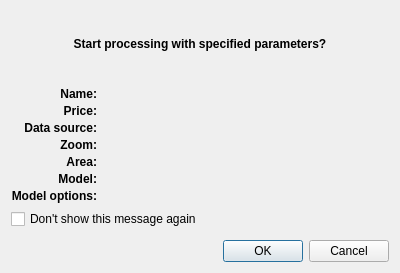
Qt form mapflow/dialogs/static/ui/processing_start_confirmation.ui (Geoalert/mapflow-qgis) before a commit.
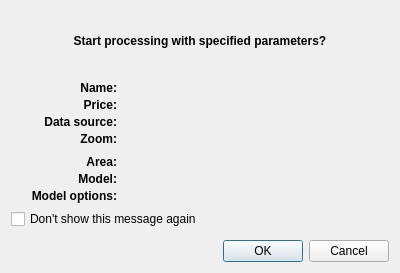
The same form after that commit.

Commit message: 3.2.0: Translations and projects column name fix

Diff of the .ui file:
```diff
--- a/mapflow/dialogs/static/ui/processing_start_confirmation.ui
+++ b/mapflow/dialogs/static/ui/processing_start_confirmation.ui
@@ -18,6 +18,7 @@
     <widget class="QLabel" name="label">
      <property name="font">
       <font>
+       <weight>75</weight>
        <bold>true</bold>
       </font>
      </property>
@@ -53,10 +54,11 @@
      <property name="verticalSpacing">
       <number>3</number>
      </property>
-     <item row="4" column="0">
+     <item row="4" column="1">
       <widget class="QLabel" name="label_4">
        <property name="font">
         <font>
+         <weight>75</weight>
          <bold>true</bold>
         </font>
        </property>
@@ -68,40 +70,11 @@
        </property>
       </widget>
      </item>
-     <item row="6" column="0">
-      <widget class="QLabel" name="label_6">
-       <property name="font">
-        <font>
-         <bold>true</bold>
-        </font>
-       </property>
-       <property name="text">
-        <string>Model options:</string>
-       </property>
-       <property name="alignment">
-        <set>Qt::AlignRight|Qt::AlignTop|Qt::AlignTrailing</set>
-       </property>
-      </widget>
-     </item>
-     <item row="3" column="0">
-      <widget class="QLabel" name="label_3">
-       <property name="font">
-        <font>
-         <bold>true</bold>
-        </font>
-       </property>
-       <property name="text">
-        <string>Zoom:</string>
-       </property>
-       <property name="alignment">
-        <set>Qt::AlignRight|Qt::AlignTop|Qt::AlignTrailing</set>
-       </property>
-      </widget>
-     </item>
-     <item row="0" column="0">
+     <item row="0" column="1">
       <widget class="QLabel" name="label_1">
        <property name="font">
         <font>
+         <weight>75</weight>
          <bold>true</bold>
         </font>
        </property>
@@ -113,10 +86,42 @@
        </property>
       </widget>
      </item>
-     <item row="2" column="0">
+     <item row="4" column="2">
+      <widget class="QLabel" name="areaLabel">
+       <property name="sizePolicy">
+        <sizepolicy hsizetype="Expanding" vsizetype="Preferred">
+         <horstretch>1</horstretch>
+         <verstretch>0</verstretch>
+        </sizepolicy>
+       </property>
+       <property name="minimumSize">
+        <size>
+         <width>80</width>
+         <height>0</height>
+        </size>
+       </property>
+       <property name="maximumSize">
+        <size>
+         <width>300</width>
+         <height>16777215</height>
+        </size>
+       </property>
+       <property name="font">
+        <font>
+         <weight>50</weight>
+         <bold>false</bold>
+        </font>
+       </property>
+       <property name="text">
+        <string/>
+       </property>
+      </widget>
+     </item>
+     <item row="2" column="1">
       <widget class="QLabel" name="label_2">
        <property name="font">
         <font>
+         <weight>75</weight>
          <bold>true</bold>
         </font>
        </property>
@@ -128,7 +133,7 @@
        </property>
       </widget>
      </item>
-     <item row="2" column="1">
+     <item row="2" column="2">
       <widget class="QLabel" name="dataSourceLabel">
        <property name="sizePolicy">
         <sizepolicy hsizetype="Expanding" vsizetype="Preferred">
@@ -150,6 +155,7 @@
        </property>
        <property name="font">
         <font>
+         <weight>50</weight>
          <bold>false</bold>
         </font>
        </property>
@@ -158,82 +164,7 @@
        </property>
       </widget>
      </item>
-     <item row="5" column="0">
-      <widget class="QLabel" name="label_5">
-       <property name="font">
-        <font>
-         <bold>true</bold>
-        </font>
-       </property>
-       <property name="text">
-        <string>Model:</string>
-       </property>
-       <property name="alignment">
-        <set>Qt::AlignRight|Qt::AlignTop|Qt::AlignTrailing</set>
-       </property>
-      </widget>
-     </item>
-     <item row="5" column="1">
-      <widget class="QLabel" name="modelLabel">
-       <property name="sizePolicy">
-        <sizepolicy hsizetype="Expanding" vsizetype="Preferred">
-         <horstretch>1</horstretch>
-         <verstretch>0</verstretch>
-        </sizepolicy>
-       </property>
-       <property name="minimumSize">
-        <size>
-         <width>80</width>
-         <height>0</height>
-        </size>
-       </property>
-       <property name="maximumSize">
-        <size>
-         <width>300</width>
-         <height>16777215</height>
-        </size>
-       </property>
-       <property name="font">
-        <font>
-         <bold>false</bold>
-        </font>
-       </property>
-       <property name="text">
-        <string/>
-       </property>
-      </widget>
-     </item>
-     <item row="0" column="1">
-      <widget class="QLabel" name="nameLabel">
-       <property name="sizePolicy">
-        <sizepolicy hsizetype="Expanding" vsizetype="Fixed">
-         <horstretch>1</horstretch>
-         <verstretch>0</verstretch>
-        </sizepolicy>
-       </property>
-       <property name="minimumSize">
-        <size>
-         <width>80</width>
-         <height>0</height>
-        </size>
-       </property>
-       <property name="maximumSize">
-        <size>
-         <width>300</width>
-         <height>16777215</height>
-        </size>
-       </property>
-       <property name="font">
-        <font>
-         <bold>false</bold>
-        </font>
-       </property>
-       <property name="text">
-        <string/>
-       </property>
-      </widget>
-     </item>
-     <item row="6" column="1">
+     <item row="6" column="2">
       <widget class="QLabel" name="modelOptionsLabel">
        <property name="sizePolicy">
         <sizepolicy hsizetype="Expanding" vsizetype="Preferred">
@@ -243,7 +174,7 @@
        </property>
        <property name="minimumSize">
         <size>
-         <width>80</width>
+         <width>0</width>
          <height>0</height>
         </size>
        </property>
@@ -255,6 +186,7 @@
        </property>
        <property name="font">
         <font>
+         <weight>50</weight>
          <bold>false</bold>
         </font>
        </property>
@@ -264,69 +196,42 @@
       </widget>
      </item>
      <item row="3" column="1">
-      <widget class="QLabel" name="zoomLabel">
-       <property name="sizePolicy">
-        <sizepolicy hsizetype="Expanding" vsizetype="Preferred">
-         <horstretch>1</horstretch>
-         <verstretch>0</verstretch>
-        </sizepolicy>
-       </property>
-       <property name="minimumSize">
-        <size>
-         <width>80</width>
-         <height>0</height>
-        </size>
-       </property>
-       <property name="maximumSize">
-        <size>
-         <width>300</width>
-         <height>16777215</height>
-        </size>
-       </property>
+      <widget class="QLabel" name="label_3">
        <property name="font">
         <font>
-         <bold>false</bold>
+         <weight>75</weight>
+         <bold>true</bold>
         </font>
        </property>
        <property name="text">
-        <string/>
+        <string>Zoom:</string>
        </property>
+       <property name="alignment">
+        <set>Qt::AlignRight|Qt::AlignTop|Qt::AlignTrailing</set>
+       </property>
       </widget>
      </item>
-     <item row="4" column="1">
-      <widget class="QLabel" name="areaLabel">
-       <property name="sizePolicy">
-        <sizepolicy hsizetype="Expanding" vsizetype="Preferred">
-         <horstretch>1</horstretch>
-         <verstretch>0</verstretch>
-        </sizepolicy>
-       </property>
-       <property name="minimumSize">
-        <size>
-         <width>80</width>
-         <height>0</height>
-        </size>
-       </property>
-       <property name="maximumSize">
-        <size>
-         <width>300</width>
-         <height>16777215</height>
-        </size>
-       </property>
+     <item row="6" column="1">
+      <widget class="QLabel" name="label_6">
        <property name="font">
         <font>
-         <bold>false</bold>
+         <weight>75</weight>
+         <bold>true</bold>
         </font>
        </property>
        <property name="text">
-        <string/>
+        <string>Model options:</string>
        </property>
+       <property name="alignment">
+        <set>Qt::AlignRight|Qt::AlignTop|Qt::AlignTrailing</set>
+       </property>
       </widget>
      </item>
-     <item row="1" column="0">
+     <item row="1" column="1">
       <widget class="QLabel" name="priceHeader">
        <property name="font">
         <font>
+         <weight>75</weight>
          <bold>true</bold>
         </font>
        </property>
@@ -338,7 +243,116 @@
        </property>
       </widget>
      </item>
-     <item row="1" column="1">
+     <item row="5" column="2">
+      <widget class="QLabel" name="modelLabel">
+       <property name="sizePolicy">
+        <sizepolicy hsizetype="Expanding" vsizetype="Preferred">
+         <horstretch>1</horstretch>
+         <verstretch>0</verstretch>
+        </sizepolicy>
+       </property>
+       <property name="minimumSize">
+        <size>
+         <width>80</width>
+         <height>0</height>
+        </size>
+       </property>
+       <property name="maximumSize">
+        <size>
+         <width>300</width>
+         <height>16777215</height>
+        </size>
+       </property>
+       <property name="font">
+        <font>
+         <weight>50</weight>
+         <bold>false</bold>
+        </font>
+       </property>
+       <property name="text">
+        <string/>
+       </property>
+      </widget>
+     </item>
+     <item row="3" column="2">
+      <widget class="QLabel" name="zoomLabel">
+       <property name="sizePolicy">
+        <sizepolicy hsizetype="Expanding" vsizetype="Preferred">
+         <horstretch>1</horstretch>
+         <verstretch>0</verstretch>
+        </sizepolicy>
+       </property>
+       <property name="minimumSize">
+        <size>
+         <width>80</width>
+         <height>0</height>
+        </size>
+       </property>
+       <property name="maximumSize">
+        <size>
+         <width>300</width>
+         <height>16777215</height>
+        </size>
+       </property>
+       <property name="font">
+        <font>
+         <weight>50</weight>
+         <bold>false</bold>
+        </font>
+       </property>
+       <property name="text">
+        <string/>
+       </property>
+      </widget>
+     </item>
+     <item row="5" column="1">
+      <widget class="QLabel" name="label_5">
+       <property name="font">
+        <font>
+         <weight>75</weight>
+         <bold>true</bold>
+        </font>
+       </property>
+       <property name="text">
+        <string>Model:</string>
+       </property>
+       <property name="alignment">
+        <set>Qt::AlignRight|Qt::AlignTop|Qt::AlignTrailing</set>
+       </property>
+      </widget>
+     </item>
+     <item row="0" column="2">
+      <widget class="QLabel" name="nameLabel">
+       <property name="sizePolicy">
+        <sizepolicy hsizetype="Expanding" vsizetype="Fixed">
+         <horstretch>1</horstretch>
+         <verstretch>0</verstretch>
+        </sizepolicy>
+       </property>
+       <property name="minimumSize">
+        <size>
+         <width>80</width>
+         <height>0</height>
+        </size>
+       </property>
+       <property name="maximumSize">
+        <size>
+         <width>300</width>
+         <height>16777215</height>
+        </size>
+       </property>
+       <property name="font">
+        <font>
+         <weight>50</weight>
+         <bold>false</bold>
+        </font>
+       </property>
+       <property name="text">
+        <string/>
+       </property>
+      </widget>
+     </item>
+     <item row="1" column="2">
       <widget class="QLabel" name="priceLabel">
        <property name="sizePolicy">
         <sizepolicy hsizetype="Expanding" vsizetype="Preferred">
@@ -360,6 +374,7 @@
        </property>
        <property name="font">
         <font>
+         <weight>50</weight>
          <bold>false</bold>
         </font>
        </property>
@@ -368,6 +383,22 @@
        </property>
       </widget>
      </item>
+     <item row="3" column="0">
+      <spacer name="horizontalSpacer">
+       <property name="orientation">
+        <enum>Qt::Horizontal</enum>
+       </property>
+       <property name="sizeType">
+        <enum>QSizePolicy::MinimumExpanding</enum>
+       </property>
+       <property name="sizeHint" stdset="0">
+        <size>
+         <width>20</width>
+         <height>20</height>
+        </size>
+       </property>
+      </spacer>
+     </item>
     </layout>
    </item>
    <item>
```
The commit also changes 6 other files.
